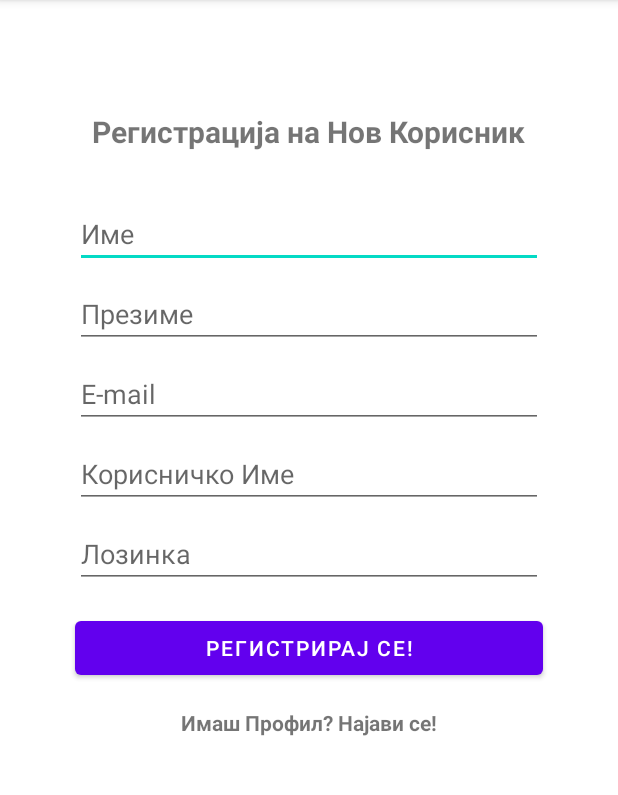
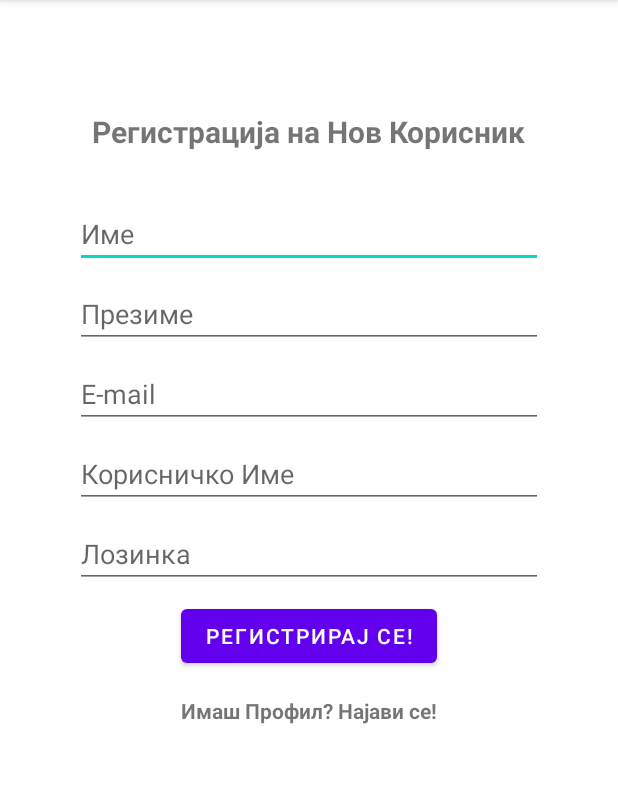
Before and after one commit to dimitarkrstevski/PollSystemAndroid, an Android app: the RegistrationActivity screen opened directly, with no data from a screen before it, on a phone screen of 412 x 824 dp, the part 84-879 px from its top. Run offline under Robolectric (Android 15) with nearby library versions, the phone set to English and light mode, and no system bars.

Commit message:
Poll System

```diff
--- a/app/src/main/res/layout/activity_registration.xml
+++ b/app/src/main/res/layout/activity_registration.xml
@@ -73,23 +73,11 @@
         app:layout_constraintStart_toStartOf="@+id/inputEmail"
         app:layout_constraintTop_toBottomOf="@+id/inputEmail" />
 
-    <EditText
-        android:id="@+id/inputPassword"
-        android:layout_width="0dp"
+    <Button
+        android:id="@+id/btnRegister"
+        android:layout_width="wrap_content"
         android:layout_height="wrap_content"
         android:layout_marginTop="8dp"
-        android:ems="10"
-        android:hint="Лозинка"
-        android:inputType="textPersonName"
-        app:layout_constraintEnd_toEndOf="@+id/inputUsername"
-        app:layout_constraintStart_toStartOf="@+id/inputUsername"
-        app:layout_constraintTop_toBottomOf="@+id/inputUsername" />
-
-    <Button
-        android:id="@+id/btnRegister"
-        android:layout_width="0dp"
-        android:layout_height="wrap_content"
-        android:layout_marginTop="16dp"
         android:text="Регистрирај се!"
         app:layout_constraintEnd_toEndOf="@+id/inputPassword"
         app:layout_constraintStart_toStartOf="@+id/inputPassword"
@@ -106,4 +94,17 @@
         app:layout_constraintStart_toStartOf="@+id/btnRegister"
         app:layout_constraintTop_toBottomOf="@+id/btnRegister" />
 
+    <EditText
+        android:id="@+id/inputPassword"
+        android:layout_width="0dp"
+        android:layout_height="wrap_content"
+        android:layout_marginTop="8dp"
+        android:ems="10"
+        android:hint="Лозинка"
+        android:inputType="textPassword"
+        app:layout_constraintEnd_toEndOf="@+id/inputUsername"
+        app:layout_constraintHorizontal_bias="0.497"
+        app:layout_constraintStart_toStartOf="@+id/inputUsername"
+        app:layout_constraintTop_toBottomOf="@+id/inputUsername" />
+
 </androidx.constraintlayout.widget.ConstraintLayout>
```
Also changed, not shown: app/src/main/res/layout/activity_log_in.xml (+14 -14 lines).
